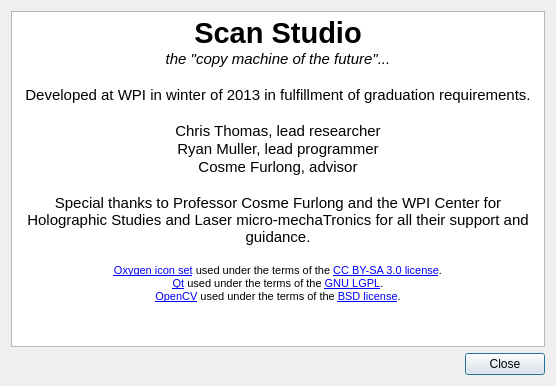
First picture: the form in gui/aboutdialog.ui, repository ryaninvents/PicoScan, before the edit.
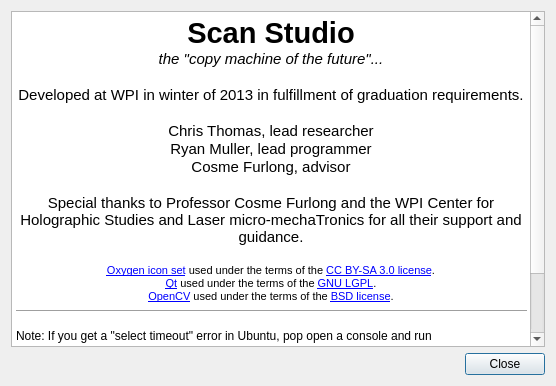
Second picture: the form after the edit.

```diff
--- a/gui/aboutdialog.ui
+++ b/gui/aboutdialog.ui
@@ -26,21 +26,26 @@
       <string>&lt;!DOCTYPE HTML PUBLIC &quot;-//W3C//DTD HTML 4.0//EN&quot; &quot;http://www.w3.org/TR/REC-html40/strict.dtd&quot;&gt;
 &lt;html&gt;&lt;head&gt;&lt;meta name=&quot;qrichtext&quot; content=&quot;1&quot; /&gt;&lt;style type=&quot;text/css&quot;&gt;
 p, li { white-space: pre-wrap; }
-&lt;/style&gt;&lt;/head&gt;&lt;body style=&quot; font-family:'Sans'; font-size:11pt; font-weight:400; font-style:normal;&quot;&gt;
-&lt;p align=&quot;center&quot; style=&quot; margin-top:0px; margin-bottom:0px; margin-left:0px; margin-right:0px; -qt-block-indent:0; text-indent:0px;&quot;&gt;&lt;span style=&quot; font-size:22pt; font-weight:600;&quot;&gt;Scan Studio&lt;/span&gt;&lt;/p&gt;
-&lt;p align=&quot;center&quot; style=&quot; margin-top:0px; margin-bottom:0px; margin-left:0px; margin-right:0px; -qt-block-indent:0; text-indent:0px;&quot;&gt;&lt;span style=&quot; font-style:italic;&quot;&gt;the &amp;quot;copy machine of the future&amp;quot;...&lt;/span&gt;&lt;/p&gt;
-&lt;p align=&quot;center&quot; style=&quot;-qt-paragraph-type:empty; margin-top:0px; margin-bottom:0px; margin-left:0px; margin-right:0px; -qt-block-indent:0; text-indent:0px; font-style:italic;&quot;&gt;&lt;br /&gt;&lt;/p&gt;
-&lt;p align=&quot;center&quot; style=&quot; margin-top:0px; margin-bottom:0px; margin-left:0px; margin-right:0px; -qt-block-indent:0; text-indent:0px;&quot;&gt;Developed at WPI in winter of 2013 in fulfillment of graduation requirements.&lt;/p&gt;
-&lt;p align=&quot;center&quot; style=&quot;-qt-paragraph-type:empty; margin-top:0px; margin-bottom:0px; margin-left:0px; margin-right:0px; -qt-block-indent:0; text-indent:0px;&quot;&gt;&lt;br /&gt;&lt;/p&gt;
-&lt;p align=&quot;center&quot; style=&quot; margin-top:0px; margin-bottom:0px; margin-left:0px; margin-right:0px; -qt-block-indent:0; text-indent:0px;&quot;&gt;Chris Thomas, lead researcher&lt;/p&gt;
-&lt;p align=&quot;center&quot; style=&quot; margin-top:0px; margin-bottom:0px; margin-left:0px; margin-right:0px; -qt-block-indent:0; text-indent:0px;&quot;&gt;Ryan Muller, lead programmer&lt;/p&gt;
-&lt;p align=&quot;center&quot; style=&quot; margin-top:0px; margin-bottom:0px; margin-left:0px; margin-right:0px; -qt-block-indent:0; text-indent:0px;&quot;&gt;Cosme Furlong, advisor&lt;/p&gt;
-&lt;p align=&quot;center&quot; style=&quot;-qt-paragraph-type:empty; margin-top:0px; margin-bottom:0px; margin-left:0px; margin-right:0px; -qt-block-indent:0; text-indent:0px;&quot;&gt;&lt;br /&gt;&lt;/p&gt;
-&lt;p align=&quot;center&quot; style=&quot; margin-top:0px; margin-bottom:0px; margin-left:0px; margin-right:0px; -qt-block-indent:0; text-indent:0px;&quot;&gt;Special thanks to Professor Cosme Furlong and the WPI Center for Holographic Studies and Laser micro-mechaTronics for all their support and guidance.&lt;/p&gt;
-&lt;p align=&quot;center&quot; style=&quot;-qt-paragraph-type:empty; margin-top:0px; margin-bottom:0px; margin-left:0px; margin-right:0px; -qt-block-indent:0; text-indent:0px;&quot;&gt;&lt;br /&gt;&lt;/p&gt;
-&lt;p align=&quot;center&quot; style=&quot; margin-top:0px; margin-bottom:0px; margin-left:0px; margin-right:0px; -qt-block-indent:0; text-indent:0px;&quot;&gt;&lt;a href=&quot;http://www.oxygen-icons.org/?page_id=4&quot;&gt;&lt;span style=&quot; font-size:8pt; text-decoration: underline; color:#0000ff;&quot;&gt;Oxygen icon set&lt;/span&gt;&lt;/a&gt;&lt;span style=&quot; font-size:8pt;&quot;&gt; used under the terms of the &lt;/span&gt;&lt;a href=&quot;http://creativecommons.org/licenses/by-sa/3.0/&quot;&gt;&lt;span style=&quot; font-size:8pt; text-decoration: underline; color:#0000ff;&quot;&gt;CC BY-SA 3.0 license&lt;/span&gt;&lt;/a&gt;&lt;span style=&quot; font-size:8pt;&quot;&gt;.&lt;/span&gt;&lt;/p&gt;
-&lt;p align=&quot;center&quot; style=&quot; margin-top:0px; margin-bottom:0px; margin-left:0px; margin-right:0px; -qt-block-indent:0; text-indent:0px;&quot;&gt;&lt;a href=&quot;http://qt-project.org/&quot;&gt;&lt;span style=&quot; font-size:8pt; text-decoration: underline; color:#0000ff;&quot;&gt;Qt&lt;/span&gt;&lt;/a&gt;&lt;span style=&quot; font-size:8pt;&quot;&gt; used under the terms of the &lt;/span&gt;&lt;a href=&quot;http://www.gnu.org/licenses/lgpl-3.0-standalone.html&quot;&gt;&lt;span style=&quot; font-size:8pt; text-decoration: underline; color:#0000ff;&quot;&gt;GNU LGPL&lt;/span&gt;&lt;/a&gt;&lt;span style=&quot; font-size:8pt;&quot;&gt;.&lt;/span&gt;&lt;/p&gt;
-&lt;p align=&quot;center&quot; style=&quot; margin-top:0px; margin-bottom:0px; margin-left:0px; margin-right:0px; -qt-block-indent:0; text-indent:0px;&quot;&gt;&lt;a href=&quot;http://opencv.org&quot;&gt;&lt;span style=&quot; font-size:8pt; text-decoration: underline; color:#0000ff;&quot;&gt;OpenCV&lt;/span&gt;&lt;/a&gt;&lt;span style=&quot; font-size:8pt;&quot;&gt; used under the terms of the &lt;/span&gt;&lt;a href=&quot;http://opensource.org/licenses/bsd-license.php&quot;&gt;&lt;span style=&quot; font-size:8pt; text-decoration: underline; color:#0000ff;&quot;&gt;BSD license&lt;/span&gt;&lt;/a&gt;&lt;span style=&quot; font-size:8pt;&quot;&gt;.&lt;/span&gt;&lt;/p&gt;&lt;/body&gt;&lt;/html&gt;</string>
+&lt;/style&gt;&lt;/head&gt;&lt;body style=&quot; font-family:'Ubuntu'; font-size:9pt; font-weight:400; font-style:normal;&quot;&gt;
+&lt;p align=&quot;center&quot; style=&quot; margin-top:0px; margin-bottom:0px; margin-left:0px; margin-right:0px; -qt-block-indent:0; text-indent:0px;&quot;&gt;&lt;span style=&quot; font-family:'Sans'; font-size:22pt; font-weight:600;&quot;&gt;Scan Studio&lt;/span&gt;&lt;/p&gt;
+&lt;p align=&quot;center&quot; style=&quot; margin-top:0px; margin-bottom:0px; margin-left:0px; margin-right:0px; -qt-block-indent:0; text-indent:0px;&quot;&gt;&lt;span style=&quot; font-family:'Sans'; font-size:11pt; font-style:italic;&quot;&gt;the &amp;quot;copy machine of the future&amp;quot;...&lt;/span&gt;&lt;/p&gt;
+&lt;p align=&quot;center&quot; style=&quot;-qt-paragraph-type:empty; margin-top:0px; margin-bottom:0px; margin-left:0px; margin-right:0px; -qt-block-indent:0; text-indent:0px; font-family:'Sans'; font-size:11pt; font-style:italic;&quot;&gt;&lt;br /&gt;&lt;/p&gt;
+&lt;p align=&quot;center&quot; style=&quot; margin-top:0px; margin-bottom:0px; margin-left:0px; margin-right:0px; -qt-block-indent:0; text-indent:0px;&quot;&gt;&lt;span style=&quot; font-family:'Sans'; font-size:11pt;&quot;&gt;Developed at WPI in winter of 2013 in fulfillment of graduation requirements.&lt;/span&gt;&lt;/p&gt;
+&lt;p align=&quot;center&quot; style=&quot;-qt-paragraph-type:empty; margin-top:0px; margin-bottom:0px; margin-left:0px; margin-right:0px; -qt-block-indent:0; text-indent:0px; font-family:'Sans'; font-size:11pt;&quot;&gt;&lt;br /&gt;&lt;/p&gt;
+&lt;p align=&quot;center&quot; style=&quot; margin-top:0px; margin-bottom:0px; margin-left:0px; margin-right:0px; -qt-block-indent:0; text-indent:0px;&quot;&gt;&lt;span style=&quot; font-family:'Sans'; font-size:11pt;&quot;&gt;Chris Thomas, lead researcher&lt;/span&gt;&lt;/p&gt;
+&lt;p align=&quot;center&quot; style=&quot; margin-top:0px; margin-bottom:0px; margin-left:0px; margin-right:0px; -qt-block-indent:0; text-indent:0px;&quot;&gt;&lt;span style=&quot; font-family:'Sans'; font-size:11pt;&quot;&gt;Ryan Muller, lead programmer&lt;/span&gt;&lt;/p&gt;
+&lt;p align=&quot;center&quot; style=&quot; margin-top:0px; margin-bottom:0px; margin-left:0px; margin-right:0px; -qt-block-indent:0; text-indent:0px;&quot;&gt;&lt;span style=&quot; font-family:'Sans'; font-size:11pt;&quot;&gt;Cosme Furlong, advisor&lt;/span&gt;&lt;/p&gt;
+&lt;p align=&quot;center&quot; style=&quot;-qt-paragraph-type:empty; margin-top:0px; margin-bottom:0px; margin-left:0px; margin-right:0px; -qt-block-indent:0; text-indent:0px; font-family:'Sans'; font-size:11pt;&quot;&gt;&lt;br /&gt;&lt;/p&gt;
+&lt;p align=&quot;center&quot; style=&quot; margin-top:0px; margin-bottom:0px; margin-left:0px; margin-right:0px; -qt-block-indent:0; text-indent:0px;&quot;&gt;&lt;span style=&quot; font-family:'Sans'; font-size:11pt;&quot;&gt;Special thanks to Professor Cosme Furlong and the WPI Center for Holographic Studies and Laser micro-mechaTronics for all their support and guidance.&lt;/span&gt;&lt;/p&gt;
+&lt;p align=&quot;center&quot; style=&quot;-qt-paragraph-type:empty; margin-top:0px; margin-bottom:0px; margin-left:0px; margin-right:0px; -qt-block-indent:0; text-indent:0px; font-family:'Sans'; font-size:11pt;&quot;&gt;&lt;br /&gt;&lt;/p&gt;
+&lt;p align=&quot;center&quot; style=&quot; margin-top:0px; margin-bottom:0px; margin-left:0px; margin-right:0px; -qt-block-indent:0; text-indent:0px;&quot;&gt;&lt;a href=&quot;http://www.oxygen-icons.org/?page_id=4&quot;&gt;&lt;span style=&quot; font-family:'Sans'; font-size:8pt; text-decoration: underline; color:#0000ff;&quot;&gt;Oxygen icon set&lt;/span&gt;&lt;/a&gt;&lt;span style=&quot; font-family:'Sans'; font-size:8pt;&quot;&gt; used under the terms of the &lt;/span&gt;&lt;a href=&quot;http://creativecommons.org/licenses/by-sa/3.0/&quot;&gt;&lt;span style=&quot; font-family:'Sans'; font-size:8pt; text-decoration: underline; color:#0000ff;&quot;&gt;CC BY-SA 3.0 license&lt;/span&gt;&lt;/a&gt;&lt;span style=&quot; font-family:'Sans'; font-size:8pt;&quot;&gt;.&lt;/span&gt;&lt;/p&gt;
+&lt;p align=&quot;center&quot; style=&quot; margin-top:0px; margin-bottom:0px; margin-left:0px; margin-right:0px; -qt-block-indent:0; text-indent:0px;&quot;&gt;&lt;a href=&quot;http://qt-project.org/&quot;&gt;&lt;span style=&quot; font-family:'Sans'; font-size:8pt; text-decoration: underline; color:#0000ff;&quot;&gt;Qt&lt;/span&gt;&lt;/a&gt;&lt;span style=&quot; font-family:'Sans'; font-size:8pt;&quot;&gt; used under the terms of the &lt;/span&gt;&lt;a href=&quot;http://www.gnu.org/licenses/lgpl-3.0-standalone.html&quot;&gt;&lt;span style=&quot; font-family:'Sans'; font-size:8pt; text-decoration: underline; color:#0000ff;&quot;&gt;GNU LGPL&lt;/span&gt;&lt;/a&gt;&lt;span style=&quot; font-family:'Sans'; font-size:8pt;&quot;&gt;.&lt;/span&gt;&lt;/p&gt;
+&lt;p align=&quot;center&quot; style=&quot; margin-top:0px; margin-bottom:0px; margin-left:0px; margin-right:0px; -qt-block-indent:0; text-indent:0px;&quot;&gt;&lt;a href=&quot;http://opencv.org&quot;&gt;&lt;span style=&quot; font-family:'Sans'; font-size:8pt; text-decoration: underline; color:#0000ff;&quot;&gt;OpenCV&lt;/span&gt;&lt;/a&gt;&lt;span style=&quot; font-family:'Sans'; font-size:8pt;&quot;&gt; used under the terms of the &lt;/span&gt;&lt;a href=&quot;http://opensource.org/licenses/bsd-license.php&quot;&gt;&lt;span style=&quot; font-family:'Sans'; font-size:8pt; text-decoration: underline; color:#0000ff;&quot;&gt;BSD license&lt;/span&gt;&lt;/a&gt;&lt;span style=&quot; font-family:'Sans'; font-size:8pt;&quot;&gt;.&lt;/span&gt;&lt;/p&gt;
+&lt;hr /&gt;
+&lt;p style=&quot; margin-top:12px; margin-bottom:12px; margin-left:0px; margin-right:0px; -qt-block-indent:0; text-indent:0px;&quot;&gt;Note: If you get a &amp;quot;select timeout&amp;quot; error in Ubuntu, pop open a console and run&lt;/p&gt;
+&lt;p style=&quot; margin-top:12px; margin-bottom:12px; margin-left:0px; margin-right:0px; -qt-block-indent:0; text-indent:0px;&quot;&gt;&lt;span style=&quot; font-family:'Courier New,courier';&quot;&gt;modprobe uvcvideo nodrop=1 timeout=6000&lt;/span&gt;&lt;/p&gt;
+&lt;p style=&quot; margin-top:12px; margin-bottom:12px; margin-left:0px; margin-right:0px; -qt-block-indent:0; text-indent:0px;&quot;&gt;Type your password, hit Enter, and restart Scan Studio.&lt;/p&gt;
+&lt;p style=&quot; margin-top:12px; margin-bottom:12px; margin-left:0px; margin-right:0px; -qt-block-indent:0; text-indent:0px;&quot;&gt;Alternatively, the USB cable might be loose.&lt;/p&gt;&lt;/body&gt;&lt;/html&gt;</string>
      </property>
     </widget>
    </item>
```
